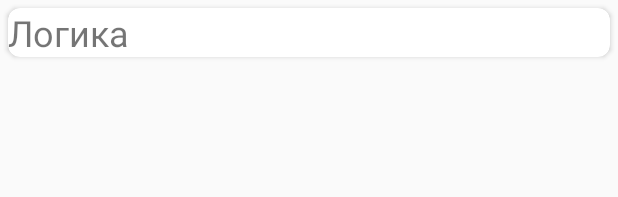
After one commit to awds333/MafiaAssistant, an Android app: the layout player_pool_recycler_active_item.xml on its own in the app's theme, with its tools: preview values and no code run, on a phone screen of 412 x 824 dp. The commit adds this screen. Shown: the top 197 px of the screen. Run offline under Robolectric (Android 15) with nearby library versions, the phone set to English and light mode, and no system bars.

Commit message:
Added PoolAdapter

```diff
--- /dev/null
+++ b/app/src/main/java/com/fedchenko/mafiaassistant/model/Player.kt
@@ -0,0 +1,3 @@
+package com.fedchenko.mafiaassistant.model
+
+data class Player(val name: String, val id: Long, val active: Boolean)
--- /dev/null
+++ b/app/src/main/res/layout/player_pool_recycler_active_item.xml
@@ -0,0 +1,29 @@
+<?xml version="1.0" encoding="utf-8"?>
+<layout xmlns:android="http://schemas.android.com/apk/res/android"
+    xmlns:app="http://schemas.android.com/apk/res-auto"
+    xmlns:tools="http://schemas.android.com/tools">
+
+    <data>
+
+        <variable
+            name="player"
+            type="com.fedchenko.mafiaassistant.model.Player" />
+    </data>
+
+    <androidx.cardview.widget.CardView
+        android:layout_width="match_parent"
+        android:layout_height="wrap_content"
+        android:layout_margin="5dp"
+        android:orientation="vertical"
+        app:cardCornerRadius="8dp"
+        app:cardElevation="2dp">
+
+        <TextView
+            android:id="@+id/textView"
+            android:layout_width="wrap_content"
+            android:layout_height="wrap_content"
+            android:textSize="24sp"
+            android:text="@{player.name}"
+            tools:text="Логика" />
+    </androidx.cardview.widget.CardView>
+</layout>
```
Also changed, not shown: app/src/main/java/com/fedchenko/mafiaassistant/ui/adapter/PlayerPoolBaseViewHolder.kt (added, +14 -0 lines), app/src/main/java/com/fedchenko/mafiaassistant/ui/adapter/PlayerPoolRecyclerAdapter.kt (added, +87 -0 lines), app/src/main/res/layout/player_pool_recycler_inactive_item.xml (renamed from app/src/main/res/layout/player_pool_recycler_item.xml, +8 -2 lines).
